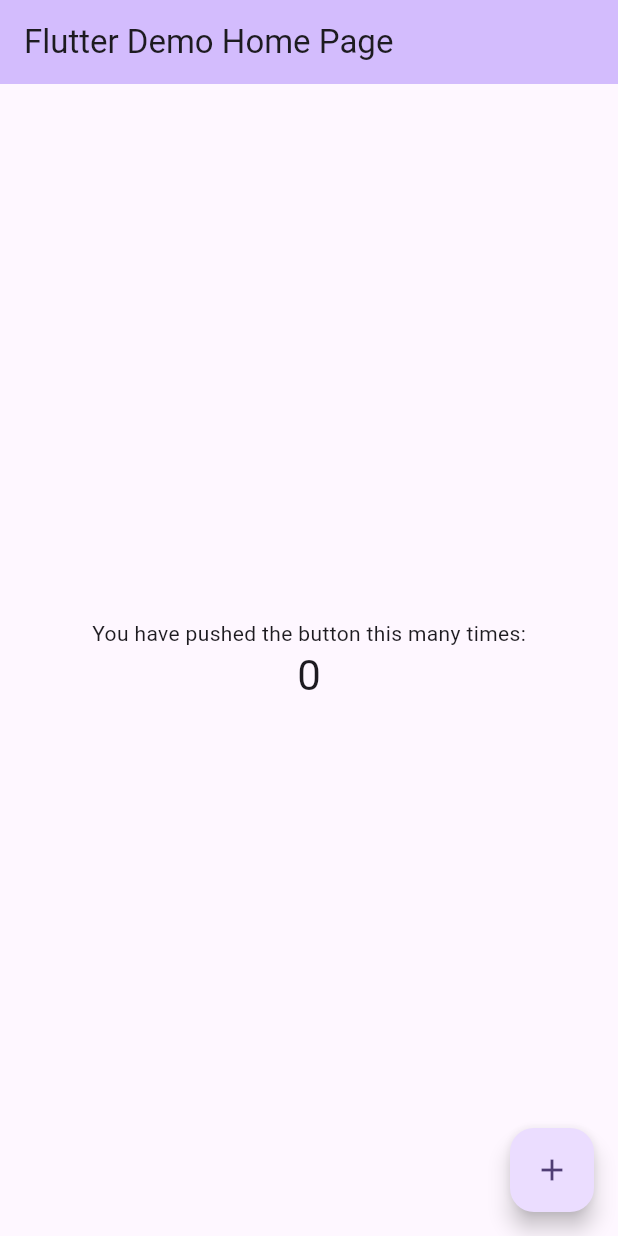
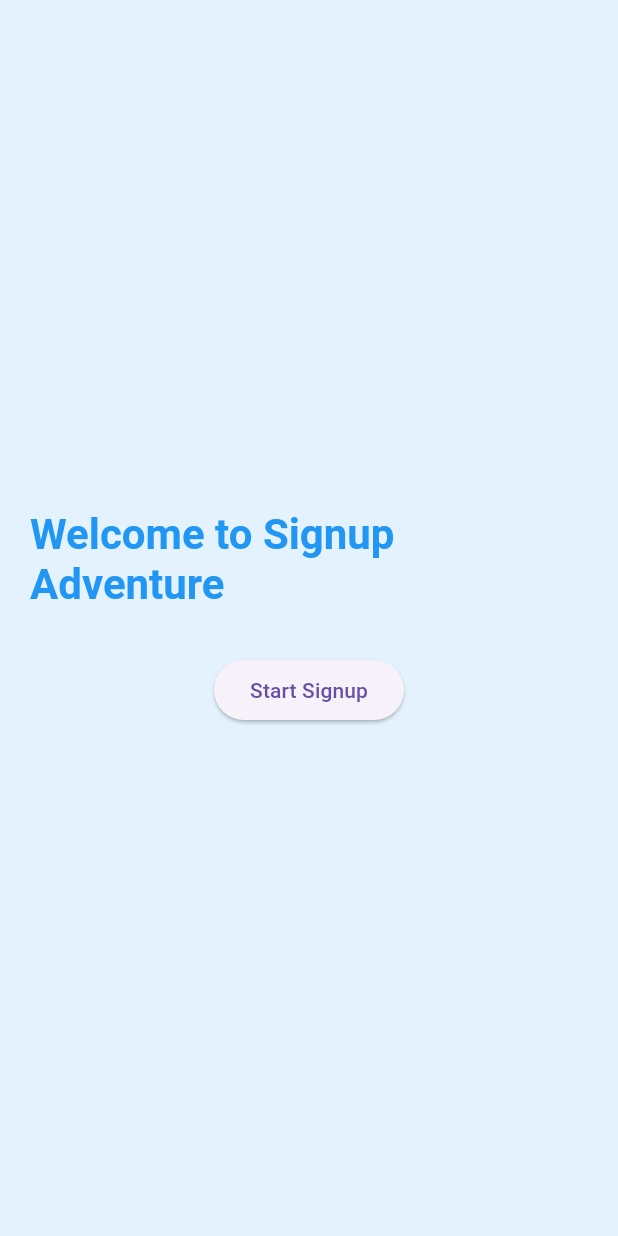
Before and after one commit to goteri141/SignUp_App_Pt2, a Flutter app: the screen it shows after launch, on a phone screen of 412 x 824 dp. Run offline on Flutter 3.47's test engine with Material 3 defaults, Android fonts, the phone set to English and light mode, and no system bars; drawn by our look-alikes of animated_text_kit.

Commit message:
Updated main dart file and welcome screen with code

```diff
--- a/lib/main.dart
+++ b/lib/main.dart
@@ -1,122 +1,18 @@
 import 'package:flutter/material.dart';
+import 'screens/welcome_screen.dart';
 
 void main() {
-  runApp(const MyApp());
+  runApp(const SignupAdventureApp());
 }
 
-class MyApp extends StatelessWidget {
-  const MyApp({super.key});
+class SignupAdventureApp extends StatelessWidget {
+  const SignupAdventureApp({super.key});
 
-  // This widget is the root of your application.
   @override
   Widget build(BuildContext context) {
     return MaterialApp(
-      title: 'Flutter Demo',
-      theme: ThemeData(
-        // This is the theme of your application.
-        //
-        // TRY THIS: Try running your application with "flutter run". You'll see
-        // the application has a purple toolbar. Then, without quitting the app,
-        // try changing the seedColor in the colorScheme below to Colors.green
-        // and then invoke "hot reload" (save your changes or press the "hot
-        // reload" button in a Flutter-supported IDE, or press "r" if you used
-        // the command line to start the app).
-        //
-        // Notice that the counter didn't reset back to zero; the application
-        // state is not lost during the reload. To reset the state, use hot
-        // restart instead.
-        //
-        // This works for code too, not just values: Most code changes can be
-        // tested with just a hot reload.
-        colorScheme: .fromSeed(seedColor: Colors.deepPurple),
-      ),
-      home: const MyHomePage(title: 'Flutter Demo Home Page'),
+      debugShowCheckedModeBanner: false,
+      home: const WelcomeScreen(),
     );
   }
 }
-
-class MyHomePage extends StatefulWidget {
-  const MyHomePage({super.key, required this.title});
-
-  // This widget is the home page of your application. It is stateful, meaning
-  // that it has a State object (defined below) that contains fields that affect
-  // how it looks.
-
-  // This class is the configuration for the state. It holds the values (in this
-  // case the title) provided by the parent (in this case the App widget) and
-  // used by the build method of the State. Fields in a Widget subclass are
-  // always marked "final".
-
-  final String title;
-
-  @override
-  State<MyHomePage> createState() => _MyHomePageState();
-}
-
-class _MyHomePageState extends State<MyHomePage> {
-  int _counter = 0;
-
-  void _incrementCounter() {
-    setState(() {
-      // This call to setState tells the Flutter framework that something has
-      // changed in this State, which causes it to rerun the build method below
-      // so that the display can reflect the updated values. If we changed
-      // _counter without calling setState(), then the build method would not be
-      // called again, and so nothing would appear to happen.
-      _counter++;
-    });
-  }
-
-  @override
-  Widget build(BuildContext context) {
-    // This method is rerun every time setState is called, for instance as done
-    // by the _incrementCounter method above.
-    //
-    // The Flutter framework has been optimized to make rerunning build methods
-    // fast, so that you can just rebuild anything that needs updating rather
-    // than having to individually change instances of widgets.
-    return Scaffold(
-      appBar: AppBar(
-        // TRY THIS: Try changing the color here to a specific color (to
-        // Colors.amber, perhaps?) and trigger a hot reload to see the AppBar
-        // change color while the other colors stay the same.
-        backgroundColor: Theme.of(context).colorScheme.inversePrimary,
-        // Here we take the value from the MyHomePage object that was created by
-        // the App.build method, and use it to set our appbar title.
-        title: Text(widget.title),
-      ),
-      body: Center(
-        // Center is a layout widget. It takes a single child and positions it
-        // in the middle of the parent.
-        child: Column(
-          // Column is also a layout widget. It takes a list of children and
-          // arranges them vertically. By default, it sizes itself to fit its
-          // children horizontally, and tries to be as tall as its parent.
-          //
-          // Column has various properties to control how it sizes itself and
-          // how it positions its children. Here we use mainAxisAlignment to
-          // center the children vertically; the main axis here is the vertical
-          // axis because Columns are vertical (the cross axis would be
-          // horizontal).
-          //
-          // TRY THIS: Invoke "debug painting" (choose the "Toggle Debug Paint"
-          // action in the IDE, or press "p" in the console), to see the
-          // wireframe for each widget.
-          mainAxisAlignment: .center,
-          children: [
-            const Text('You have pushed the button this many times:'),
-            Text(
-              '$_counter',
-              style: Theme.of(context).textTheme.headlineMedium,
-            ),
-          ],
-        ),
-      ),
-      floatingActionButton: FloatingActionButton(
-        onPressed: _incrementCounter,
-        tooltip: 'Increment',
-        child: const Icon(Icons.add),
-      ),
-    );
-  }
-}
--- a/lib/screens/welcome_screen.dart
+++ b/lib/screens/welcome_screen.dart
@@ -0,0 +1,49 @@
+import 'package:flutter/material.dart';
+import 'package:animated_text_kit/animated_text_kit.dart';
+import 'signup_screen.dart';
+
+class WelcomeScreen extends StatelessWidget {
+  const WelcomeScreen({super.key});
+
+  @override
+  Widget build(BuildContext context) {
+    return Scaffold(
+      backgroundColor: Colors.blue.shade50,
+      body: Center(
+        child: Padding(
+          padding: const EdgeInsets.all(20),
+          child: Column(
+            mainAxisAlignment: MainAxisAlignment.center,
+            children: [
+              DefaultTextStyle(
+                style: const TextStyle(
+                  fontSize: 28,
+                  fontWeight: FontWeight.bold,
+                  color: Colors.blue,
+                ),
+                child: AnimatedTextKit(
+                  animatedTexts: [
+                    TypewriterAnimatedText('Welcome to Signup Adventure'),
+                  ],
+                  totalRepeatCount: 1,
+                ),
+              ),
+              const SizedBox(height: 30),
+              ElevatedButton(
+                onPressed: () {
+                  Navigator.push(
+                    context,
+                    MaterialPageRoute(
+                      builder: (context) => const SignupScreen(),
+                    ),
+                  );
+                },
+                child: const Text('Start Signup'),
+              ),
+            ],
+          ),
+        ),
+      ),
+    );
+  }
+}
```
